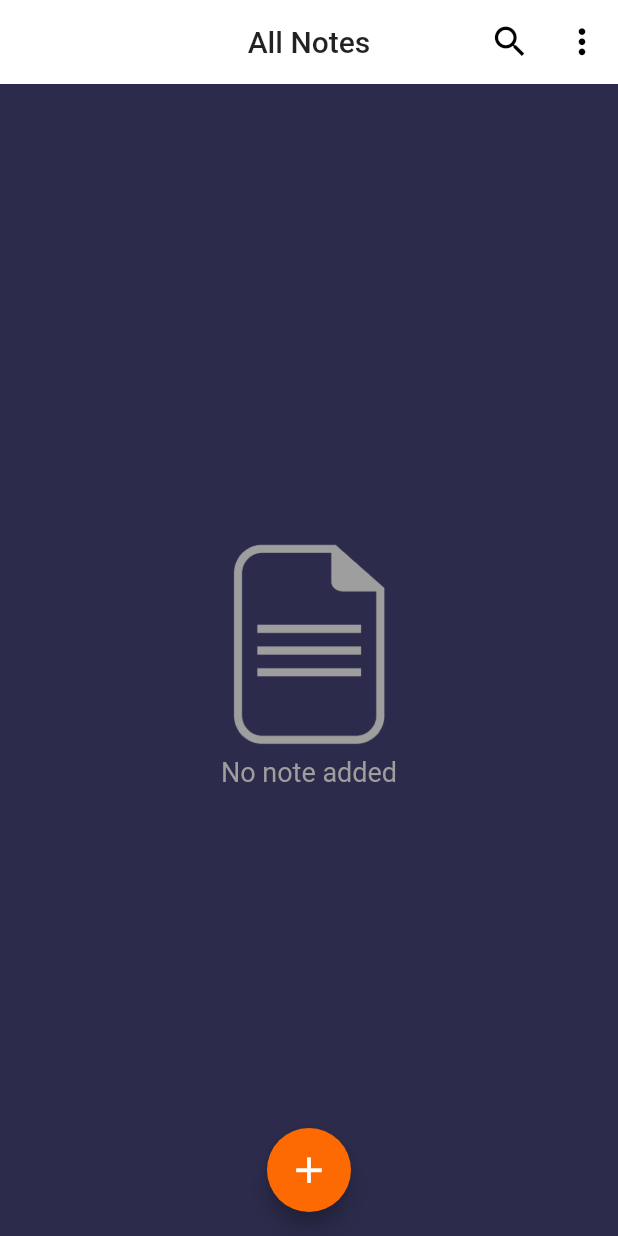
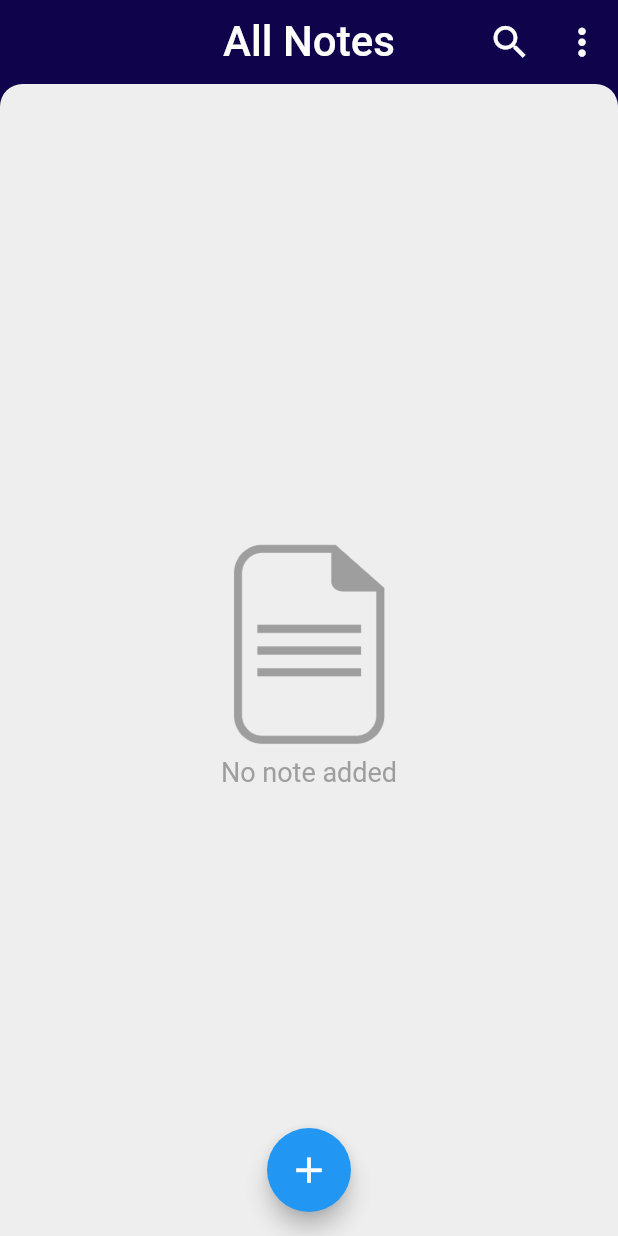
Before and after one commit to austinevick/note-app, a Flutter app: the screen it shows after launch, on a phone screen of 412 x 824 dp. Run offline on Flutter 3.47's test engine with Material 2 defaults, Android fonts, the phone set to English and light mode, and no system bars; our stand-ins replace entry, fluttertoast, modal_bottom_sheet, share, shared_preferences, sqflite; accounts and stored records are empty.

Commit message:
modified:   lib/components/note_form_field.dart 	modified:   lib/database/note_db.dart 	modified:   lib/main.dart 	modified:   lib/model/note.dart 	modified:   lib/screens/new_note_screen.dart 	modified:   lib/screens/note_list_screen.dart 	modified:   lib/screens/search_screen.dart

```diff
--- a/lib/database/note_db.dart
+++ b/lib/database/note_db.dart
@@ -10,6 +10,7 @@ class NoteDatabaseHelper {
   static const String TITLE = 'title';
   static const String CONTENT = 'content';
   static const String ISIMPORTANT = 'isImportant';
+  static const String CATEGORY = 'category';
   static const String TABLE = 'note';
   static const String DATECREATED = 'dateCreated';
   static const String DB_NAME = 'note.db';
@@ -30,7 +31,7 @@ class NoteDatabaseHelper {
 
   createDatabase(Database db, int version) async {
     await db.execute(
-        'CREATE TABLE $TABLE ($ID INTEGER PRIMARY KEY AUTOINCREMENT, $TITLE TEXT, $DATECREATED TEXT, $CONTENT TEXT, $ISIMPORTANT BOOLEAN)');
+        'CREATE TABLE $TABLE ($ID INTEGER PRIMARY KEY AUTOINCREMENT, $TITLE TEXT, $DATECREATED TEXT, $CONTENT TEXT, $CATEGORY TEXT, $ISIMPORTANT BOOLEAN)');
   }
 
   Future<Note> saveNote(Note note) async {
@@ -44,7 +45,7 @@ class NoteDatabaseHelper {
     List<Map<String, dynamic>> map = await dbClient!.query(
       TABLE,
       orderBy: ISIMPORTANT,
-      columns: [ID, TITLE, CONTENT, DATECREATED, ISIMPORTANT],
+      columns: [ID, TITLE, CONTENT, DATECREATED, ISIMPORTANT, CATEGORY],
     );
 
     return map.map((e) => Note.fromMap(e)).toList();
--- a/lib/main.dart
+++ b/lib/main.dart
@@ -17,16 +17,10 @@ class MyApp extends StatelessWidget {
         color: Color(0x0ff2c2b4b),
         debugShowCheckedModeBanner: false,
         title: 'Note App',
-        theme: ThemeData.light().copyWith(
-            appBarTheme: AppBarTheme(
-                backgroundColor: Colors.white,
-                iconTheme: IconThemeData(color: Colors.black),
-                toolbarTextStyle:
-                    TextTheme(headline6: TextStyle(color: Colors.black))
-                        .bodyText2,
-                titleTextStyle:
-                    TextTheme(headline6: TextStyle(color: Colors.black))
-                        .headline6)),
+        theme: ThemeData(
+            appBarTheme: AppBarTheme(backgroundColor: const Color(0xff0f044c)),
+            scaffoldBackgroundColor: const Color(0xff0f044c),
+            primaryColor: const Color(0xff0f044c)),
         home: NoteListScreen(),
       ),
     );
--- a/lib/model/note.dart
+++ b/lib/model/note.dart
@@ -3,15 +3,23 @@ class Note {
   final String? title;
   final String? content;
   final DateTime? dateCreated;
+  final String? category;
   final bool? isImportant;
 
-  Note({this.content, this.isImportant, this.dateCreated, this.id, this.title});
+  Note(
+      {this.content,
+      this.category,
+      this.isImportant,
+      this.dateCreated,
+      this.id,
+      this.title});
 
   factory Note.fromMap(Map<String, dynamic> map) {
     return Note(
       id: map['id'],
       title: map['title'],
       isImportant: map['isImportant'] == 0,
+      category: map['category'],
       content: map['content'],
       dateCreated: DateTime.parse(map['dateCreated'] as String),
     );
@@ -22,6 +30,7 @@ class Note {
       'id': this.id,
       'title': this.title,
       'content': this.content,
+      'category': this.category,
       'isImportant': this.isImportant! ? 0 : 1,
       'dateCreated': this.dateCreated?.toIso8601String(),
     };
--- a/lib/screens/note_list_screen.dart
+++ b/lib/screens/note_list_screen.dart
@@ -34,7 +34,6 @@ class _NoteListScreenState extends State<NoteListScreen> {
     return Consumer<NoteProvider>(
       builder: (context, provider, child) => SafeArea(
         child: Scaffold(
-          backgroundColor: Color(0xff2c2b4b),
           body: NestedScrollView(
               floatHeaderSlivers: true,
               headerSliverBuilder: (context, innerBoxIsScrolled) => [
@@ -44,24 +43,32 @@ class _NoteListScreenState extends State<NoteListScreen> {
                       centerTitle: true,
                       actions: [
                         IconButton(
-                            icon: Icon(Icons.search, size: 27),
-                            onPressed: () =>
-                                Navigator.of(context).push(MaterialPageRoute(
-                                  builder: (context) => SearchScreen(),
-                                ))),
+                            icon: Icon(
+                              Icons.search,
+                              size: 29,
+                            ),
+                            onPressed: () => showSearch(
+                                context: context,
+                                delegate: CustomSearchDelegate())),
                         IconButton(
-                            icon: Icon(Icons.more_vert, size: 27),
+                            icon: Icon(Icons.more_vert, size: 29),
                             onPressed: () => NoteFilterBottomSheet
                                 .buildNoteFilterBottomSheet(
                                     context: context, provider: provider)),
                       ],
                       title: Text(
                         provider.setTitle(),
-                        style: Theme.of(context).textTheme.headline6,
+                        style: TextStyle(color: Colors.white, fontSize: 28),
                       ),
                     ),
                   ],
-              body: provider.noteList.isEmpty
+              body: Container(
+                  decoration: BoxDecoration(
+                      color: Color(0xffeeeeee),
+                      borderRadius: BorderRadius.only(
+                          topLeft: Radius.circular(15),
+                          topRight: Radius.circular(15))),
+                  child: provider.noteList.isEmpty
                       ? Container(
                           alignment: Alignment.center,
                           child: Column(
@@ -73,8 +80,8 @@ class _NoteListScreenState extends State<NoteListScreen> {
                                 color: Colors.grey,
                               ),
                               Text('No note added',
-                              style:
-                                  TextStyle(color: Colors.grey, fontSize: 18)),
+                                  style: TextStyle(
+                                      color: Colors.grey, fontSize: 18)),
                             ],
                           ),
                         )
@@ -84,19 +91,20 @@ class _NoteListScreenState extends State<NoteListScreen> {
                               child: ListView.builder(
                                   controller: widget.scrollController,
                                   physics: BouncingScrollPhysics(),
-                              itemCount: NoteProvider.selectedIndex == 0
-                                  ? provider.noteList.length
-                                  : provider.favouriteNoteList.length,
+                                  itemCount: provider.noteList
+                                      .where((element) =>
+                                          element.dateCreated == DateTime.now())
+                                      .length,
                                   itemBuilder: (ctx, i) {
                                     final note = provider.noteList[i];
 
-                                return NoteList(note: note, provider: provider);
+                                    return NoteList(
+                                        note: note, provider: provider);
                                   })),
-                    )),
+                        ))),
           floatingActionButtonLocation:
               FloatingActionButtonLocation.centerFloat,
           floatingActionButton: FloatingActionButton(
-              backgroundColor: Color(0x0fffd6a02),
               onPressed: () {
                 Navigator.of(context)
                     .push(MaterialPageRoute(builder: (ctx) => NewNoteScreen()));
--- a/lib/screens/search_screen.dart
+++ b/lib/screens/search_screen.dart
@@ -102,3 +102,27 @@ class _SearchScreenState extends State<SearchScreen> {
     );
   }
 }
+
+class CustomSearchDelegate extends SearchDelegate {
+  @override
+  List<Widget>? buildActions(BuildContext context) {
+    return [];
+  }
+
+  @override
+  Widget? buildLeading(BuildContext context) {
+    return IconButton(
+        icon: Icon(Icons.keyboard_backspace, color: Colors.black, size: 28),
+        onPressed: () => close(context, null));
+  }
+
+  @override
+  Widget buildResults(BuildContext context) {
+    return Container();
+  }
+
+  @override
+  Widget buildSuggestions(BuildContext context) {
+    return Container();
+  }
+}
```
Also changed, not shown: lib/components/note_form_field.dart (+3 -5 lines), lib/screens/new_note_screen.dart (+64 -63 lines). Lines whose indentation alone changed are shown as unchanged.
